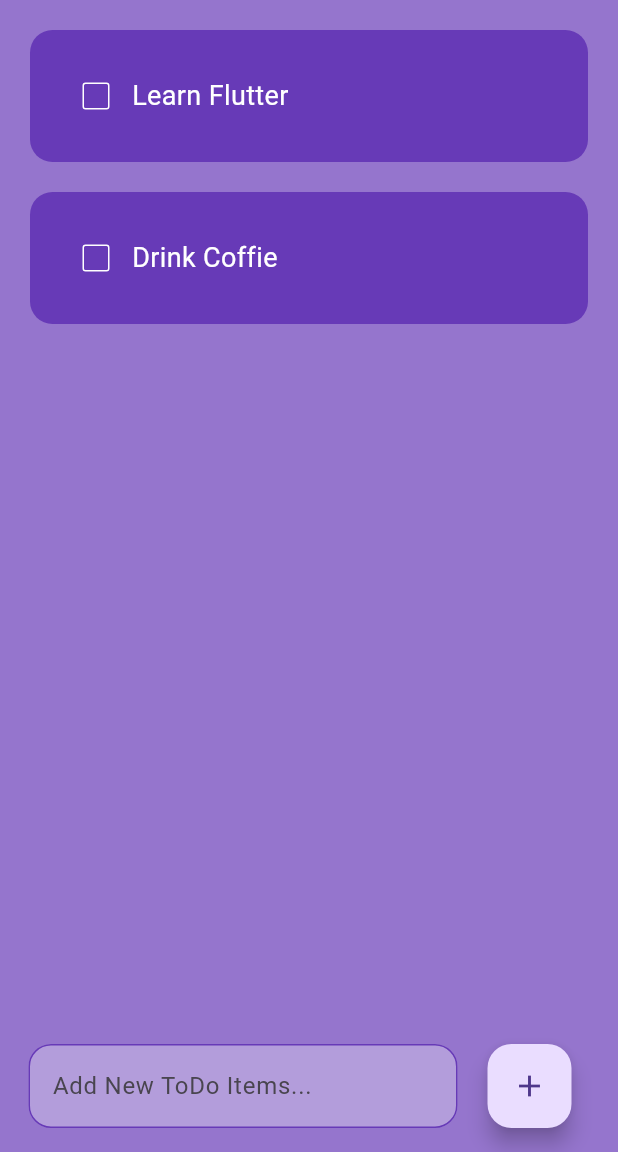
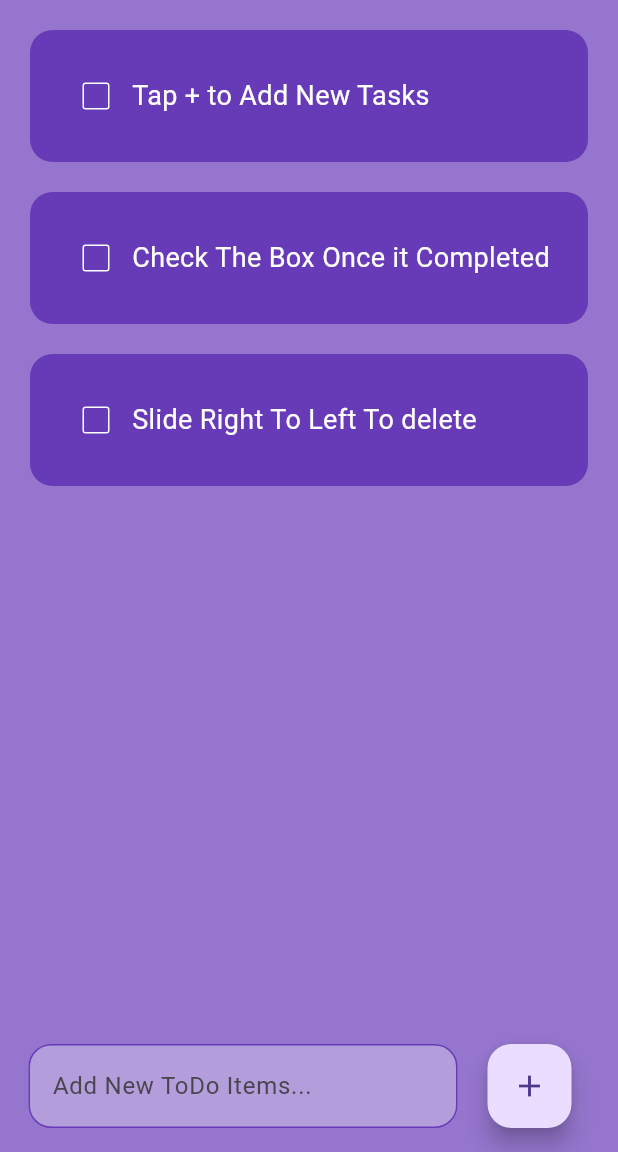
Before and after one commit to Raseelp/todo_list, a Flutter app: the screen it shows after launch, on a phone screen of 412 x 824 dp, the part 84-1236 px from its top. Run offline on Flutter 3.47's test engine with Material 3 defaults, Android fonts, the phone set to English and light mode, and no system bars; drawn by our look-alikes of flutter_slidable; our stand-ins replace cloud_firestore, firebase_core; accounts and stored records are empty.

Commit message:
Update home_page.dart

```diff
--- a/lib/pages/home_page.dart
+++ b/lib/pages/home_page.dart
@@ -13,8 +13,9 @@ class _HomePageState extends State<HomePage> {
   final FireStoreServices fireStoreServices = FireStoreServices();
 
   List toDoList = [
-    ['Learn Flutter', false],
-    ['Drink Coffie', false],
+    ['Tap + to Add New Tasks', false],
+    ['Check The Box Once it Completed', false],
+    ['Slide Right To Left To delete', false],
   ];
 
   final _addController = TextEditingController();
```
